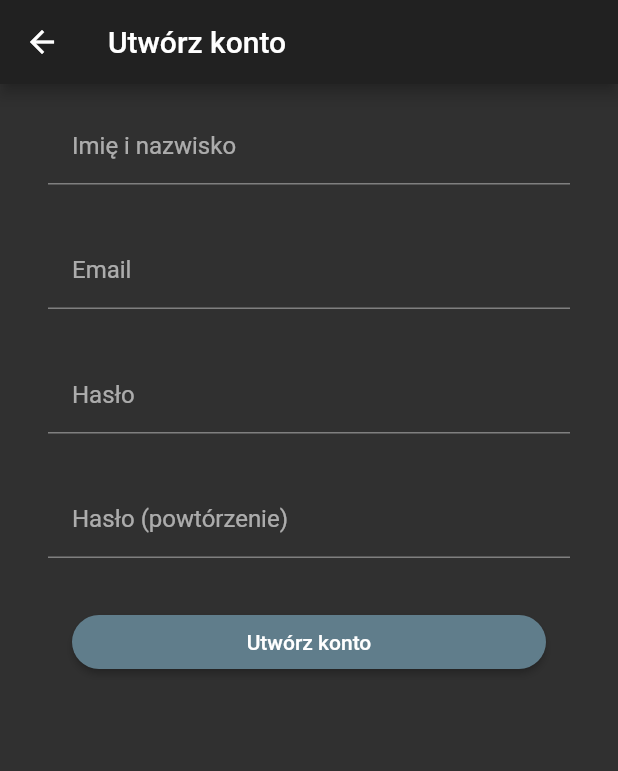
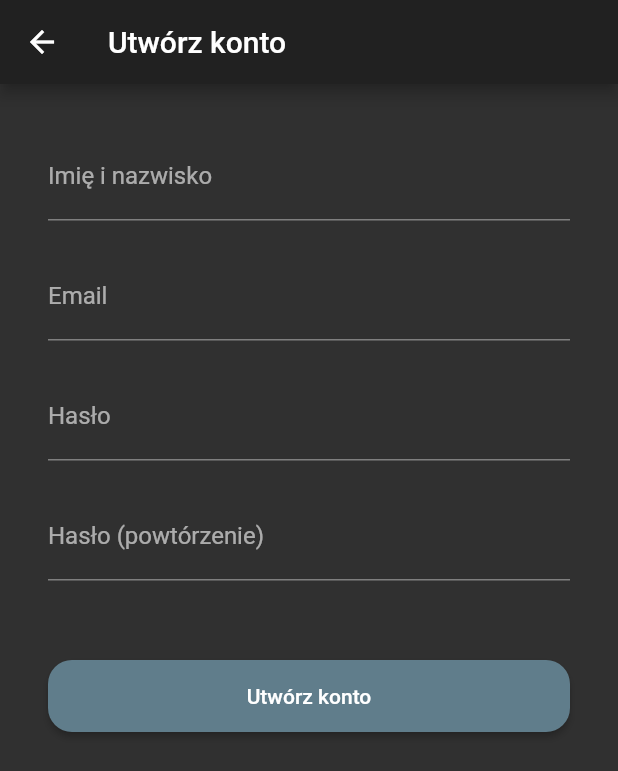
Before and after one commit to wodzu96/ZIwG_PT0730_Cyfrowa_historia_pojazdu-mobile, a Flutter app: the screen it shows after launch, after a tap on "Zaloguj się", after a tap on "Utwórz konto", on a phone screen of 412 x 824 dp. Shown: the top 771 px of the screen. Run offline on Flutter 3.47's test engine with Material 2 defaults, Android fonts, the phone set to English and light mode, and no system bars; our stand-ins replace convert, dio, firebase_auth, firebase_database; accounts and stored records are empty.

Commit message:
Finished login/register views

```diff
--- a/lib/ui/Login/login_builder.dart
+++ b/lib/ui/Login/login_builder.dart
@@ -1,105 +1,114 @@
+import 'package:cyfrowa_historia_pojazdu/communication/validations.dart';
 import 'package:cyfrowa_historia_pojazdu/core/core_builder.dart';
-import 'package:cyfrowa_historia_pojazdu/communication/validations.dart';
 import 'package:flutter/material.dart';
 
 class LoginBuilder with CoreBuilder, Validations {
   String email;
   String password;
 
-  Widget buildRootLayout(context, bool isLoading, GlobalKey<FormState> formKey,
-      Function onLoginButtonPressed, Function onSignupButtonPressed) {
+  Widget buildRootLayout(context,
+      bool isLoading,
+      GlobalKey<FormState> formKey,
+      bool autoValidateForm,
+      Function onLoginButtonPressed,
+      Function onSignupButtonPressed) {
     if (isLoading)
       return buildLoadingLayout(context);
     else
-      return buildDefaultLayout(
-          formKey, onLoginButtonPressed, onSignupButtonPressed);
+      return buildDefaultLayout(formKey, autoValidateForm, onLoginButtonPressed,
+          onSignupButtonPressed);
   }
 
-  Widget buildDefaultLayout(GlobalKey<FormState> formKey,
+  Widget buildDefaultLayout(GlobalKey<FormState> formKey, bool autoValidateForm,
       Function onLoginButtonPressed, Function onSignupButtonPressed) {
-    return Column(
-      mainAxisAlignment: MainAxisAlignment.spaceEvenly,
-      crossAxisAlignment: CrossAxisAlignment.stretch,
+    return ListView(
+      padding: EdgeInsets.symmetric(horizontal: 32.0),
       children: <Widget>[
+        SizedBox(height: 32.0),
         buildLogo(),
-        buildLoginForm(formKey),
+        SizedBox(height: 32.0),
+        buildLoginForm(formKey, autoValidateForm),
+        SizedBox(height: 32.0),
         buildButtonLayout(formKey, onLoginButtonPressed, onSignupButtonPressed)
       ],
     );
   }
 
-  Widget buildButtonLayout(GlobalKey<FormState> formKey, Function onLoginButtonPressed, Function onSignupButtonPressed) {
-    return Padding(
-      padding: EdgeInsets.only(bottom: 8.0, left: 48, right: 48),
-      child: Column(
-        mainAxisAlignment: MainAxisAlignment.center,
+  Widget buildButtonLayout(GlobalKey<FormState> formKey,
+      Function onLoginButtonPressed, Function onSignupButtonPressed) {
+    return Column(
       crossAxisAlignment: CrossAxisAlignment.stretch,
       children: <Widget>[
-          RaisedButton(
+        SizedBox(
+            height: 48.0,
+            child: RaisedButton(
               onPressed: () {
                 formKey.currentState.save();
                 onLoginButtonPressed(this.email, this.password);
               },
               color: Colors.blueGrey,
               shape: RoundedRectangleBorder(
-              borderRadius: BorderRadius.circular(24),
+                borderRadius: BorderRadius.circular(16),
               ),
               child: Text('Zaloguj się', style: TextStyle(color: Colors.white)),
-          ),
-          Padding(
-            padding: EdgeInsets.all(16.0),
-          ),
-          RaisedButton(
+            )),
+        SizedBox(height: 32.0),
+        SizedBox(
+          height: 48.0,
+          child: RaisedButton(
             color: Colors.blueGrey,
             onPressed: onSignupButtonPressed,
             shape: RoundedRectangleBorder(
-              borderRadius: BorderRadius.circular(24),
+              borderRadius: BorderRadius.circular(16),
             ),
             child: Text('Utwórz konto', style: TextStyle(color: Colors.white)),
+          ),
+        )
+      ],
+    );
+  }
+
+  Widget buildLogo() {
+    return Image.asset("assets/logo.png");
+  }
+
+  Widget buildLoginForm(GlobalKey<FormState> formKey, bool autoValidateForm) {
+    return Form(
+      key: formKey,
+      autovalidate: autoValidateForm,
+      child: Column(
+        children: <Widget>[
+          SizedBox(
+            height: 80.0,
+            child: buildEmailFormField(),
+          ),
+          SizedBox(
+            height: 80.0,
+            child: buildPasswordFormField(),
           )
         ],
       ),
     );
   }
 
-  Widget buildLogo() {
-    return Padding(
-        padding: EdgeInsets.symmetric(vertical: 16.0, horizontal: 32.0),
-        child: Image.asset("assets/logo.png"));
-  }
-
-  Widget buildLoginForm(GlobalKey<FormState> _formKey) {
-    return Form(
-      key: _formKey,
-      child: Column(
-        children: <Widget>[
-          Padding(
-              padding: EdgeInsets.symmetric(vertical: 16.0, horizontal: 32.0),
-              child: TextFormField(
+  Widget buildEmailFormField() {
+    return TextFormField(
         validator: (value) {
           return validateEmail(value);
         },
         onSaved: (value) => this.email = value,
-                  decoration: InputDecoration(
-                      hintText: 'Podaj adres email',
-                      labelText: 'Email',
-                      contentPadding:
-                          EdgeInsets.fromLTRB(16.0, 8.0, 16.0, 8.0)))),
-          Padding(
-              padding: EdgeInsets.symmetric(vertical: 16.0, horizontal: 32.0),
-              child: TextFormField(
+        decoration:
+        InputDecoration(hintText: 'Podaj adres email', labelText: 'Email'));
+  }
+
+  Widget buildPasswordFormField() {
+    return TextFormField(
         validator: (value) {
           return validatePassword(value);
         },
         obscureText: true,
         onSaved: (value) => this.password = value,
-                  decoration: InputDecoration(
-                      hintText: 'Podaj hasło',
-                      labelText: "Hasło",
-                      contentPadding:
-                          EdgeInsets.fromLTRB(16.0, 8.0, 16.0, 8.0))))
-        ],
-      ),
-    );
+        decoration:
+        InputDecoration(hintText: 'Podaj hasło', labelText: "Hasło"));
   }
 }
--- a/lib/ui/Login/login_page.dart
+++ b/lib/ui/Login/login_page.dart
@@ -19,6 +19,7 @@ class LoginScreen extends StatefulWidget
 
 class LoginScreenState extends State<LoginScreen> {
   final _formKey = GlobalKey<FormState>();
+  bool _formAutoValidate = false;
   bool _isLoading = false;
 
   @override
@@ -28,13 +29,21 @@ class LoginScreenState extends State<LoginScreen> {
         appBar: AppBar(
           title: Text("Zaloguj się"),
         ),
-        body: widget.builder.buildRootLayout(context, _isLoading, _formKey,
-            _onLoginButtonPressed, _onSignupButtonPressed));
+        body: SafeArea(
+            child: widget.builder.buildRootLayout(
+                context,
+                _isLoading,
+                _formKey,
+                _formAutoValidate,
+                _onLoginButtonPressed,
+                _onSignupButtonPressed)));
   }
 
   void _onLoginButtonPressed(String email, String password) {
     if (_formKey.currentState.validate()) {
       _performLogin(email, password);
+    } else {
+      _setStateAutoValidateForm(true);
     }
   }
 
@@ -69,4 +78,10 @@ class LoginScreenState extends State<LoginScreen> {
       _isLoading = isLoading;
     });
   }
+
+  void _setStateAutoValidateForm(bool autoValidate) {
+    setState(() {
+      _formAutoValidate = autoValidate;
+    });
+  }
 }
--- a/lib/ui/SignUp/signup_builder.dart
+++ b/lib/ui/SignUp/signup_builder.dart
@@ -10,32 +10,35 @@ class SignupBuilder with CoreBuilder, Validations {
   String surname;
 
   Widget buildRootLayout(context, bool isLoading, GlobalKey<FormState> formKey,
-      Function onSignupButtonPressed) {
+      bool formAutoValidate, Function onSignupButtonPressed) {
     if (isLoading)
       return buildLoadingLayout(context);
     else
-      return buildDefaultLayout(formKey, onSignupButtonPressed);
+      return buildDefaultLayout(
+          formKey, formAutoValidate, onSignupButtonPressed);
   }
 
-  Widget buildDefaultLayout(
-      GlobalKey<FormState> formKey, Function onSignupButtonPressed) {
-    return Column(
-      mainAxisAlignment: MainAxisAlignment.start,
-      crossAxisAlignment: CrossAxisAlignment.stretch,
+  Widget buildDefaultLayout(GlobalKey<FormState> formKey, bool formAutoValidate,
+      Function onSignupButtonPressed) {
+    return ListView(
+      padding: EdgeInsets.symmetric(horizontal: 32.0),
       children: <Widget>[
-        buildLoginForm(formKey),
+        SizedBox(height: 32.0),
+        buildLoginForm(formKey, formAutoValidate),
+        SizedBox(height: 32.0),
         buildSignupButton(formKey, onSignupButtonPressed)
       ],
     );
   }
 
-  Widget buildLoginForm(GlobalKey<FormState> _formKey) {
+  Widget buildLoginForm(GlobalKey<FormState> formKey, bool formAutoValidate) {
     return Form(
-      key: _formKey,
+      key: formKey,
+      autovalidate: formAutoValidate,
       child: Column(
         children: <Widget>[
-          Padding(
-              padding: EdgeInsets.symmetric(vertical: 16.0, horizontal: 32.0),
+          SizedBox(
+              height: 80.0,
               child: TextFormField(
                   validator: (value) {
                     return validateName(value);
@@ -43,23 +46,18 @@ class SignupBuilder with CoreBuilder, Validations {
                   onSaved: (value) => this.name = value,
                   decoration: InputDecoration(
                       hintText: 'Podaj imię i nazwisko',
-                      labelText: 'Imię i nazwisko',
-                      contentPadding:
-                          EdgeInsets.fromLTRB(16.0, 8.0, 16.0, 8.0)))),
-          Padding(
-              padding: EdgeInsets.symmetric(vertical: 16.0, horizontal: 32.0),
+                      labelText: 'Imię i nazwisko'))),
+          SizedBox(
+              height: 80.0,
               child: TextFormField(
                   validator: (value) {
                     return validateEmail(value);
                   },
                   onSaved: (value) => this.email = value,
                   decoration: InputDecoration(
-                      hintText: 'Podaj email',
-                      labelText: "Email",
-                      contentPadding:
-                          EdgeInsets.fromLTRB(16.0, 8.0, 16.0, 8.0)))),
-          Padding(
-              padding: EdgeInsets.symmetric(vertical: 16.0, horizontal: 32.0),
+                      hintText: 'Podaj email', labelText: "Email"))),
+          SizedBox(
+              height: 80.0,
               child: TextFormField(
                   validator: (value) {
                     return validatePassword(value);
@@ -67,12 +65,9 @@ class SignupBuilder with CoreBuilder, Validations {
                   obscureText: true,
                   onSaved: (value) => this.password = value,
                   decoration: InputDecoration(
-                      hintText: 'Podaj hasło',
-                      labelText: "Hasło",
-                      contentPadding:
-                          EdgeInsets.fromLTRB(16.0, 8.0, 16.0, 8.0)))),
-          Padding(
-              padding: EdgeInsets.symmetric(vertical: 16.0, horizontal: 32.0),
+                      hintText: 'Podaj hasło', labelText: "Hasło"))),
+          SizedBox(
+              height: 80.0,
               child: TextFormField(
                   validator: (value) {
                     return validatePasswordRepeat(value, this.password);
@@ -81,17 +76,15 @@ class SignupBuilder with CoreBuilder, Validations {
                   onSaved: (value) => this.passwordRepeat = value,
                   decoration: InputDecoration(
                       hintText: 'Powtórz hasło',
-                      labelText: "Hasło (powtórzenie)",
-                      contentPadding:
-                          EdgeInsets.fromLTRB(16.0, 8.0, 16.0, 8.0))))
+                      labelText: "Hasło (powtórzenie)")))
         ],
       ),
     );
   }
 
   Widget buildSignupButton(GlobalKey<FormState> formKey, Function onPressed) {
-    return Padding(
-        padding: EdgeInsets.only(top: 16.0, left: 48, right: 48),
+    return SizedBox(
+        height: 48.0,
         child: RaisedButton(
           onPressed: () {
             formKey.currentState.save();
@@ -99,7 +92,7 @@ class SignupBuilder with CoreBuilder, Validations {
           },
           color: Colors.blueGrey,
           shape: RoundedRectangleBorder(
-            borderRadius: BorderRadius.circular(24),
+            borderRadius: BorderRadius.circular(16),
           ),
           child: Text('Utwórz konto', style: TextStyle(color: Colors.white)),
         ));
--- a/lib/ui/SignUp/signup_page.dart
+++ b/lib/ui/SignUp/signup_page.dart
@@ -20,6 +20,7 @@ class SignUpScreen extends StatefulWidget
 
 class SignUpScreenState extends State<SignUpScreen> {
   final _formKey = GlobalKey<FormState>();
+  bool _formAutoValidate = false;
   bool _isLoading = false;
 
   @override
@@ -29,13 +30,15 @@ class SignUpScreenState extends State<SignUpScreen> {
         appBar: AppBar(
           title: Text("Utwórz konto"),
         ),
-        body: widget.builder.buildRootLayout(
-            context, _isLoading, _formKey, _onSignupButtonPressed));
+        body: widget.builder.buildRootLayout(context, _isLoading, _formKey,
+            _formAutoValidate, _onSignupButtonPressed));
   }
 
   void _onSignupButtonPressed(String name, String email, String password) {
     if (_formKey.currentState.validate()) {
       _performSignup(UserData(name, email), password);
+    } else {
+      _setStateAutoValidateForm(true);
     }
   }
 
@@ -70,4 +73,10 @@ class SignUpScreenState extends State<SignUpScreen> {
       _isLoading = isLoading;
     });
   }
+
+  void _setStateAutoValidateForm(bool autoValidate) {
+    setState(() {
+      _formAutoValidate = autoValidate;
+    });
+  }
 }
```
Lines whose indentation alone changed are shown as unchanged.
